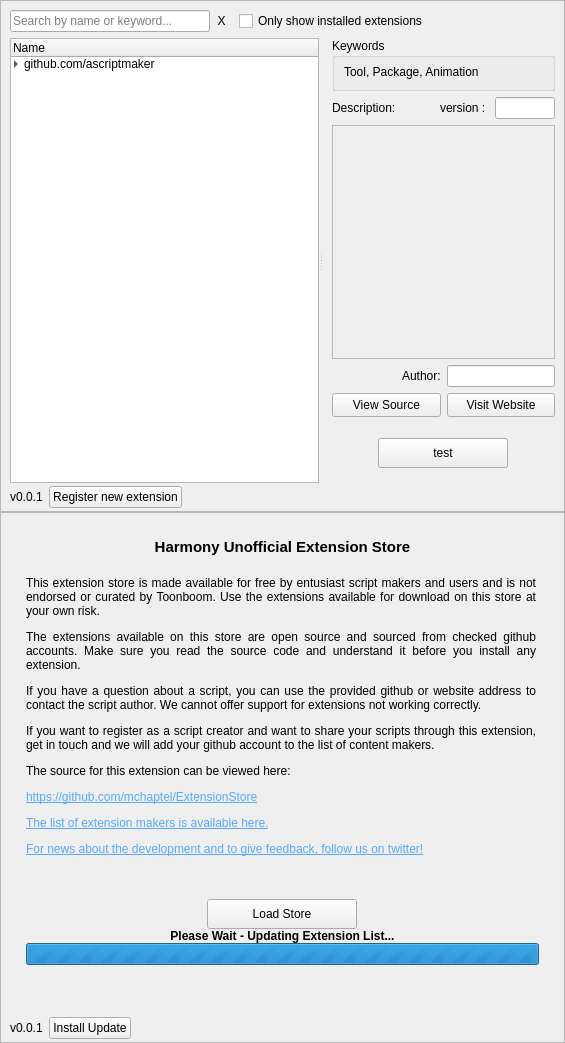
mchaptel/ExtensionStore, file ExtensionStore/resources/store.ui: the form before one commit.
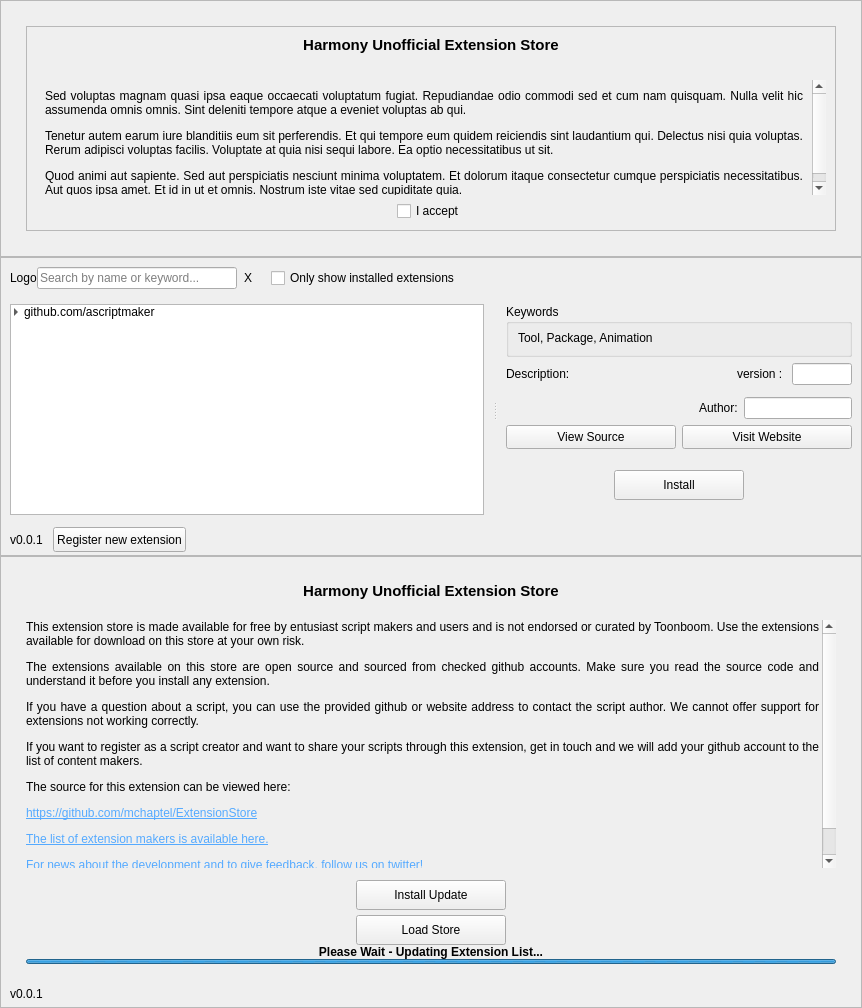
The form after the commit.

Commit message: UI Overhaul - Added style lib and associated resources (qss, icons).

The edit to the form file:
```diff
--- a/ExtensionStore/resources/store.ui
+++ b/ExtensionStore/resources/store.ui
@@ -6,8 +6,8 @@
    <rect>
     <x>0</x>
     <y>0</y>
-    <width>565</width>
-    <height>1043</height>
+    <width>862</width>
+    <height>1008</height>
    </rect>
   </property>
   <property name="windowTitle">
@@ -29,8 +29,154 @@
    <property name="bottomMargin">
     <number>0</number>
    </property>
+   <item>
+    <widget class="QFrame" name="eulaFrame">
+     <property name="frameShape">
+      <enum>QFrame::StyledPanel</enum>
+     </property>
+     <property name="frameShadow">
+      <enum>QFrame::Raised</enum>
+     </property>
+     <layout class="QVBoxLayout" name="verticalLayout_9">
+      <property name="leftMargin">
+       <number>25</number>
+      </property>
+      <property name="topMargin">
+       <number>25</number>
+      </property>
+      <property name="rightMargin">
+       <number>25</number>
+      </property>
+      <property name="bottomMargin">
+       <number>25</number>
+      </property>
+      <item>
+       <widget class="QFrame" name="innerFrame">
+        <property name="frameShape">
+         <enum>QFrame::StyledPanel</enum>
+        </property>
+        <property name="frameShadow">
+         <enum>QFrame::Raised</enum>
+        </property>
+        <layout class="QVBoxLayout" name="verticalLayout_11">
+         <item>
+          <widget class="QLabel" name="eulaLogo">
+           <property name="text">
+            <string>&lt;html&gt;&lt;head/&gt;&lt;body&gt;&lt;p&gt;&lt;span style=&quot; font-size:11pt; font-weight:600;&quot;&gt;Harmony Unofficial Extension Store&lt;/span&gt;&lt;/p&gt;&lt;/body&gt;&lt;/html&gt;</string>
+           </property>
+           <property name="alignment">
+            <set>Qt::AlignCenter</set>
+           </property>
+          </widget>
+         </item>
+         <item>
+          <spacer name="verticalSpacer_6">
+           <property name="orientation">
+            <enum>Qt::Vertical</enum>
+           </property>
+           <property name="sizeType">
+            <enum>QSizePolicy::Fixed</enum>
+           </property>
+           <property name="sizeHint" stdset="0">
+            <size>
+             <width>20</width>
+             <height>20</height>
+            </size>
+           </property>
+          </spacer>
+         </item>
+         <item>
+          <widget class="QScrollArea" name="scrollArea_2">
+           <property name="frameShape">
+            <enum>QFrame::NoFrame</enum>
+           </property>
+           <property name="frameShadow">
+            <enum>QFrame::Plain</enum>
+           </property>
+           <property name="widgetResizable">
+            <bool>true</bool>
+           </property>
+           <widget class="QWidget" name="scrollAreaWidgetContents_2">
+            <property name="geometry">
+             <rect>
+              <x>0</x>
+              <y>0</y>
+              <width>773</width>
+              <height>120</height>
+             </rect>
+            </property>
+            <layout class="QVBoxLayout" name="verticalLayout_10">
+             <item>
+              <widget class="QLabel" name="eulaText">
+               <property name="text">
+                <string>&lt;html&gt;&lt;head/&gt;&lt;body&gt;&lt;p&gt;Sed voluptas magnam quasi ipsa eaque occaecati voluptatum fugiat. Repudiandae odio commodi sed et cum nam quisquam. Nulla velit hic assumenda omnis omnis. Sint deleniti tempore atque a eveniet voluptas ab qui. &lt;/p&gt;&lt;p&gt;Tenetur autem earum iure blanditiis eum sit perferendis. Et qui tempore eum quidem reiciendis sint laudantium qui. Delectus nisi quia voluptas. Rerum adipisci voluptas facilis. Voluptate at quia nisi sequi labore. Ea optio necessitatibus ut sit. &lt;/p&gt;&lt;p&gt;Quod animi aut sapiente. Sed aut perspiciatis nesciunt minima voluptatem. Et dolorum itaque consectetur cumque perspiciatis necessitatibus. Aut quos ipsa amet. Et id in ut et omnis. Nostrum iste vitae sed cupiditate quia. &lt;/p&gt;&lt;/body&gt;&lt;/html&gt;</string>
+               </property>
+               <property name="alignment">
+                <set>Qt::AlignJustify|Qt::AlignTop</set>
+               </property>
+               <property name="wordWrap">
+                <bool>true</bool>
+               </property>
+              </widget>
+             </item>
+            </layout>
+           </widget>
+          </widget>
+         </item>
+         <item>
+          <layout class="QHBoxLayout" name="horizontalLayout_6">
+           <item>
+            <spacer name="horizontalSpacer_7">
+             <property name="orientation">
+              <enum>Qt::Horizontal</enum>
+             </property>
+             <property name="sizeHint" stdset="0">
+              <size>
+               <width>40</width>
+               <height>20</height>
+              </size>
+             </property>
+            </spacer>
+           </item>
+           <item>
+            <widget class="QCheckBox" name="eulaCB">
+             <property name="text">
+              <string>I accept</string>
+             </property>
+             <property name="tristate">
+              <bool>false</bool>
+             </property>
+            </widget>
+           </item>
+           <item>
+            <spacer name="horizontalSpacer_8">
+             <property name="orientation">
+              <enum>Qt::Horizontal</enum>
+             </property>
+             <property name="sizeHint" stdset="0">
+              <size>
+               <width>40</width>
+               <height>20</height>
+              </size>
+             </property>
+            </spacer>
+           </item>
+          </layout>
+         </item>
+        </layout>
+       </widget>
+      </item>
+     </layout>
+    </widget>
+   </item>
    <item>
     <widget class="QFrame" name="storeFrame">
+     <property name="sizePolicy">
+      <sizepolicy hsizetype="Preferred" vsizetype="Preferred">
+       <horstretch>0</horstretch>
+       <verstretch>0</verstretch>
+      </sizepolicy>
+     </property>
      <property name="frameShape">
       <enum>QFrame::StyledPanel</enum>
      </property>
@@ -48,12 +194,13 @@
        <number>0</number>
       </property>
       <property name="rightMargin">
-       <number>9</number>
+       <number>0</number>
       </property>
       <property name="bottomMargin">
        <number>0</number>
       </property>
       <item>
+       <widget class="QFrame" name="storeHeader">
        <layout class="QHBoxLayout" name="horizontalLayout_2">
         <property name="spacing">
          <number>0</number>
@@ -70,6 +217,19 @@
         <property name="bottomMargin">
          <number>6</number>
         </property>
+         <item>
+          <widget class="QLabel" name="headerLogo">
+           <property name="sizePolicy">
+            <sizepolicy hsizetype="Fixed" vsizetype="Preferred">
+             <horstretch>0</horstretch>
+             <verstretch>0</verstretch>
+            </sizepolicy>
+           </property>
+           <property name="text">
+            <string>Logo</string>
+           </property>
+          </widget>
+         </item>
         <item>
          <widget class="QLineEdit" name="searchStore">
           <property name="sizePolicy">
@@ -109,12 +269,6 @@
             <verstretch>1</verstretch>
            </sizepolicy>
           </property>
-          <property name="maximumSize">
-           <size>
-            <width>23</width>
-            <height>23</height>
-           </size>
-          </property>
           <property name="text">
            <string>X</string>
           </property>
@@ -133,7 +287,7 @@
           </property>
           <property name="sizeHint" stdset="0">
            <size>
-            <width>6</width>
+             <width>12</width>
             <height>0</height>
            </size>
           </property>
@@ -150,6 +304,7 @@
          </widget>
         </item>
        </layout>
+       </widget>
       </item>
       <item>
        <spacer name="verticalSpacer_4">
@@ -175,19 +330,25 @@
           <verstretch>0</verstretch>
          </sizepolicy>
         </property>
+        <property name="styleSheet">
+         <string notr="true"/>
+        </property>
         <property name="orientation">
          <enum>Qt::Horizontal</enum>
         </property>
         <property name="handleWidth">
          <number>4</number>
         </property>
-        <widget class="QWidget" name="layoutWidget">
+        <widget class="QFrame" name="extensionFrame">
          <layout class="QVBoxLayout" name="verticalLayout_5">
           <property name="leftMargin">
            <number>9</number>
           </property>
           <item>
            <widget class="QTreeWidget" name="extensionsList">
+            <property name="styleSheet">
+             <string notr="true"/>
+            </property>
             <property name="showDropIndicator" stdset="0">
              <bool>true</bool>
             </property>
@@ -197,12 +358,21 @@
             <property name="selectionMode">
              <enum>QAbstractItemView::ContiguousSelection</enum>
             </property>
+            <property name="iconSize">
+             <size>
+              <width>18</width>
+              <height>18</height>
+             </size>
+            </property>
             <property name="indentation">
              <number>10</number>
             </property>
             <property name="rootIsDecorated">
              <bool>true</bool>
             </property>
+            <property name="headerHidden">
+             <bool>true</bool>
+            </property>
             <attribute name="headerDefaultSectionSize">
              <number>250</number>
             </attribute>
@@ -247,13 +417,13 @@
           </item>
          </layout>
         </widget>
-        <widget class="QWidget" name="layoutWidget">
+        <widget class="QFrame" name="sidepanelFrame">
          <layout class="QVBoxLayout" name="verticalLayout_2">
           <property name="leftMargin">
            <number>9</number>
           </property>
           <property name="rightMargin">
-           <number>0</number>
+           <number>9</number>
           </property>
           <item>
            <widget class="QGroupBox" name="storeKeywordsGroup">
@@ -510,8 +680,14 @@
                 <height>16777215</height>
                </size>
               </property>
+              <property name="styleSheet">
+               <string notr="true"/>
+              </property>
               <property name="text">
-               <string>test</string>
+               <string>Install</string>
+              </property>
+              <property name="toolButtonStyle">
+               <enum>Qt::ToolButtonIconOnly</enum>
               </property>
               <property name="autoRaise">
                <bool>false</bool>
@@ -525,6 +701,7 @@
        </widget>
       </item>
       <item>
+       <widget class="QFrame" name="storeFooter">
        <layout class="QHBoxLayout" name="horizontalLayout_11">
         <property name="spacing">
          <number>0</number>
@@ -558,7 +735,7 @@
           </property>
           <property name="sizeHint" stdset="0">
            <size>
-            <width>6</width>
+             <width>10</width>
             <height>0</height>
            </size>
           </property>
@@ -566,6 +743,18 @@
         </item>
         <item>
          <widget class="QPushButton" name="registerButton">
+           <property name="sizePolicy">
+            <sizepolicy hsizetype="Minimum" vsizetype="Fixed">
+             <horstretch>0</horstretch>
+             <verstretch>0</verstretch>
+            </sizepolicy>
+           </property>
+           <property name="minimumSize">
+            <size>
+             <width>130</width>
+             <height>25</height>
+            </size>
+           </property>
           <property name="text">
            <string>Register new extension</string>
           </property>
@@ -588,12 +777,19 @@
          </spacer>
         </item>
        </layout>
+       </widget>
       </item>
      </layout>
     </widget>
    </item>
    <item>
     <widget class="QFrame" name="aboutFrame">
+     <property name="sizePolicy">
+      <sizepolicy hsizetype="Preferred" vsizetype="Preferred">
+       <horstretch>0</horstretch>
+       <verstretch>0</verstretch>
+      </sizepolicy>
+     </property>
      <property name="frameShape">
       <enum>QFrame::StyledPanel</enum>
      </property>
@@ -670,6 +866,9 @@
         </item>
         <item>
          <widget class="QScrollArea" name="scrollArea">
+          <property name="styleSheet">
+           <string notr="true"/>
+          </property>
           <property name="frameShape">
            <enum>QFrame::NoFrame</enum>
           </property>
@@ -684,8 +883,8 @@
             <rect>
              <x>0</x>
              <y>0</y>
-             <width>513</width>
-             <height>266</height>
+             <width>793</width>
+             <height>240</height>
             </rect>
            </property>
            <layout class="QVBoxLayout" name="verticalLayout_7">
@@ -712,9 +911,18 @@
                 <verstretch>0</verstretch>
                </sizepolicy>
               </property>
+              <property name="minimumSize">
+               <size>
+                <width>500</width>
+                <height>0</height>
+               </size>
+              </property>
               <property name="autoFillBackground">
                <bool>false</bool>
               </property>
+              <property name="styleSheet">
+               <string notr="true"/>
+              </property>
               <property name="text">
                <string>&lt;html&gt;&lt;head/&gt;&lt;body&gt;&lt;p&gt;This extension store is made available for free by entusiast script makers and users and is not endorsed or curated by Toonboom. Use the extensions available for download on this store at your own risk.&lt;/p&gt;&lt;p&gt;The extensions available on this store are open source and sourced from checked github accounts. Make sure you read the source code and understand it before you install any extension.&lt;/p&gt;&lt;p&gt;If you have a question about a script, you can use the provided github or website address to contact the script author. We cannot offer support for extensions not working correctly.&lt;/p&gt;&lt;p&gt;If you want to register as a script creator and want to share your scripts through this extension, get in touch and we will add your github account to the list of content makers.&lt;/p&gt;&lt;p&gt;The source for this extension can be viewed here: &lt;/p&gt;&lt;p&gt;&lt;a href=&quot;https://github.com/mchaptel/ExtensionStore/tree/master/packages/ExtensionStore&quot;&gt;&lt;span style=&quot; text-decoration: underline; color:#55aaff;&quot;&gt;https://github.com/mchaptel/ExtensionStore&lt;/span&gt;&lt;/a&gt;&lt;/p&gt;&lt;p&gt;&lt;a href=&quot;https://github.com/mchaptel/ExtensionStore/blob/master/SELLERSLIST&quot;&gt;&lt;span style=&quot; text-decoration: underline; color:#55aaff;&quot;&gt;The list of extension makers is available here.&lt;/span&gt;&lt;/a&gt;&lt;/p&gt;&lt;p&gt;&lt;a href=&quot;https://twitter.com/mathieuchaptel&quot;&gt;&lt;span style=&quot; text-decoration: underline; color:#55aaff;&quot;&gt;For news about the development and to give feedback, follow us on twitter!&lt;/span&gt;&lt;/a&gt;&lt;/p&gt;&lt;/body&gt;&lt;/html&gt;</string>
               </property>
@@ -771,8 +979,8 @@
         <item>
          <layout class="QVBoxLayout" name="verticalLayout_8">
           <item>
-           <layout class="QHBoxLayout" name="horizontalLayout_5">
-            <item>
+           <layout class="QGridLayout" name="gridLayout">
+            <item row="3" column="0">
              <widget class="QPushButton" name="loadStoreButton">
               <property name="minimumSize">
                <size>
@@ -791,6 +999,47 @@
               </property>
              </widget>
             </item>
+            <item row="1" column="0">
+             <widget class="QPushButton" name="updateButton">
+              <property name="sizePolicy">
+               <sizepolicy hsizetype="Minimum" vsizetype="Fixed">
+                <horstretch>0</horstretch>
+                <verstretch>0</verstretch>
+               </sizepolicy>
+              </property>
+              <property name="minimumSize">
+               <size>
+                <width>80</width>
+                <height>30</height>
+               </size>
+              </property>
+              <property name="maximumSize">
+               <size>
+                <width>200</width>
+                <height>16777215</height>
+               </size>
+              </property>
+              <property name="text">
+               <string>Install Update</string>
+              </property>
+             </widget>
+            </item>
+            <item row="2" column="0">
+             <spacer name="verticalSpacer_7">
+              <property name="orientation">
+               <enum>Qt::Vertical</enum>
+              </property>
+              <property name="sizeType">
+               <enum>QSizePolicy::Fixed</enum>
+              </property>
+              <property name="sizeHint" stdset="0">
+               <size>
+                <width>0</width>
+                <height>5</height>
+               </size>
+              </property>
+             </spacer>
+            </item>
            </layout>
           </item>
           <item>
@@ -808,6 +1057,12 @@
           </item>
           <item>
            <widget class="QProgressBar" name="updateProgress">
+            <property name="maximumSize">
+             <size>
+              <width>16777215</width>
+              <height>5</height>
+             </size>
+            </property>
             <property name="maximum">
              <number>0</number>
             </property>
@@ -864,31 +1119,6 @@
            </property>
           </widget>
          </item>
-         <item>
-          <widget class="QPushButton" name="updateButton">
-           <property name="sizePolicy">
-            <sizepolicy hsizetype="Minimum" vsizetype="Fixed">
-             <horstretch>0</horstretch>
-             <verstretch>0</verstretch>
-            </sizepolicy>
-           </property>
-           <property name="minimumSize">
-            <size>
-             <width>80</width>
-             <height>0</height>
-            </size>
-           </property>
-           <property name="maximumSize">
-            <size>
-             <width>200</width>
-             <height>16777215</height>
-            </size>
-           </property>
-           <property name="text">
-            <string>Install Update</string>
-           </property>
-          </widget>
-         </item>
          <item>
           <spacer name="horizontalSpacer_3">
            <property name="orientation">
```
Lines whose indentation alone changed are shown as unchanged. The commit also changes 15 other files.
